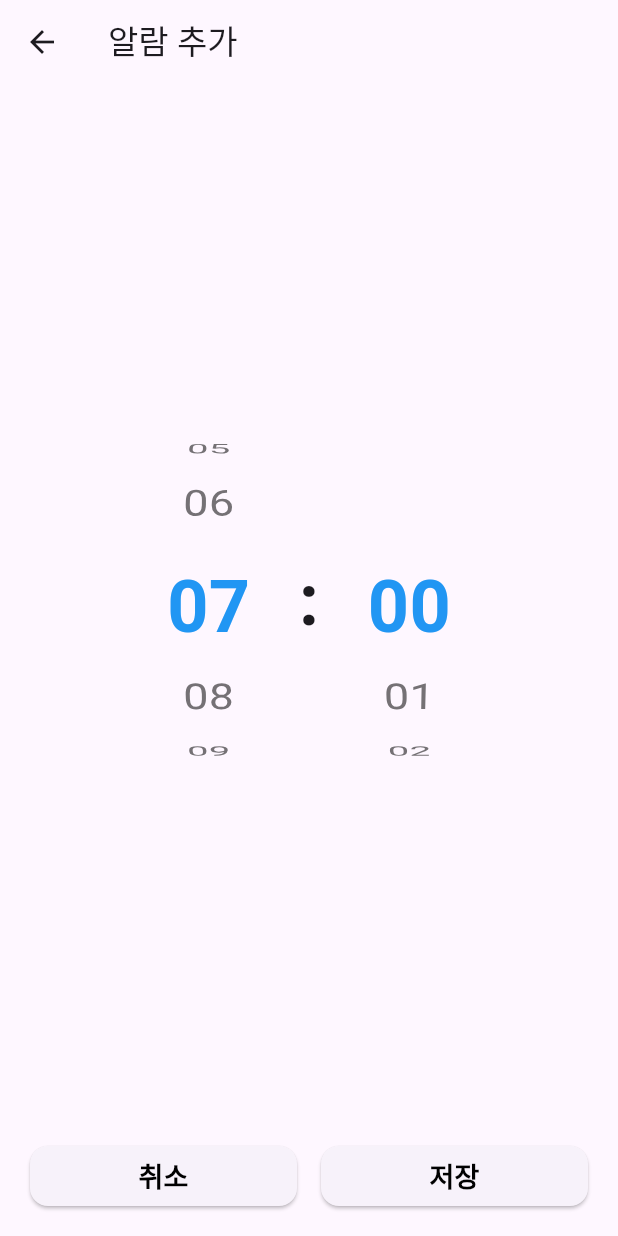
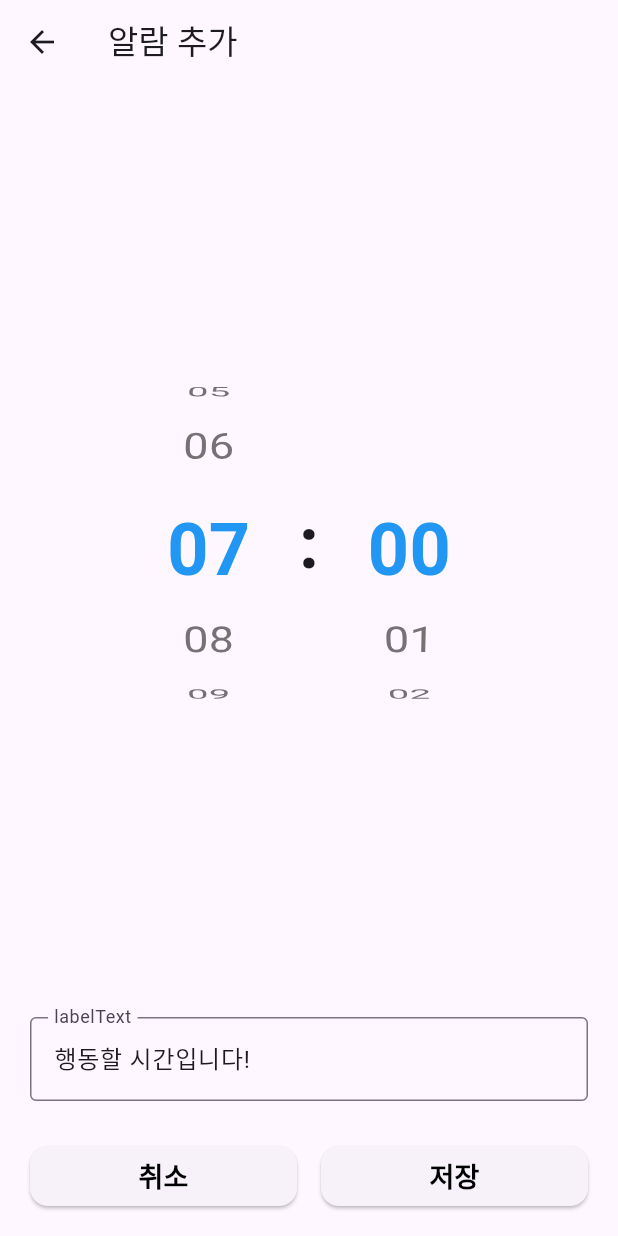
Before and after one commit to terrinens/wrsa, a Flutter app: the AlarmTimePickerScreen screen opened directly, on a phone screen of 412 x 824 dp. Run offline on Flutter 3.47's test engine with Material 3 defaults, Android fonts, the phone set to English and light mode, and no system bars; our stand-ins replace google_fonts, permission_handler, shared_preferences; missing offline and left inert: alarm; accounts and stored records are empty; statements that could not run were skipped.

Commit message:
feat : 알람 title 변수 추가

```diff
--- /dev/null
+++ b/lib/models/alarm_data.dart
@@ -0,0 +1,12 @@
+import 'package:flutter/material.dart';
+
+/// 알람 추가/수정 화면에서 반환되는 데이터
+class AlarmData {
+  final TimeOfDay time;
+  final String title;
+
+  AlarmData({
+    required this.time,
+    required this.title,
+  });
+}
--- a/lib/utils/alarm.dart
+++ b/lib/utils/alarm.dart
@@ -14,7 +14,6 @@ class AlarmManager {
     required int id,
     required DateTime dateTime,
     required String title,
-    required String body,
   }) async {
     final alarmSettings = AlarmSettings(
       id: id,
@@ -25,7 +24,7 @@ class AlarmManager {
       volume: 0.8,
       fadeDuration: 3.0,
       notificationTitle: title,
-      notificationBody: body,
+      notificationBody: '',
       enableNotificationOnKill: true,
       // 앱이 종료되어도 알람 울림
       androidFullScreenIntent: true,
--- a/lib/widgets/alarm/alarm_picker_screen.dart
+++ b/lib/widgets/alarm/alarm_picker_screen.dart
@@ -1,9 +1,12 @@
 import 'package:flutter/material.dart';
+import 'package:wrsa_app/models/alarm_data.dart';
+import 'package:wrsa_app/widgets/alarm/alarm_title_input_field.dart';
 
 class AlarmTimePickerScreen extends StatefulWidget {
   final TimeOfDay? initialTime;
+  final String? initialTitle;
 
-  const AlarmTimePickerScreen({super.key, this.initialTime});
+  const AlarmTimePickerScreen({super.key, this.initialTime, this.initialTitle});
 
   @override
   State<AlarmTimePickerScreen> createState() => _AlarmTimePickerScreenState();
@@ -13,11 +16,20 @@ class _AlarmTimePickerScreenState extends State<AlarmTimePickerScreen> {
   late int selectedHour;
   late int selectedMinute;
 
+  final TextEditingController _titleController = TextEditingController();
+
   @override
   void initState() {
     super.initState();
     selectedHour = widget.initialTime?.hour ?? 7;
     selectedMinute = widget.initialTime?.minute ?? 0;
+    _titleController.text = widget.initialTitle ?? '행동할 시간입니다!';
+  }
+
+  @override
+  void dispose() {
+    _titleController.dispose();
+    super.dispose();
   }
 
   // FIX 1. 현재 시간,분 스크롤할 경우에 상단의 일정영역의 색이 바뀜.
@@ -64,15 +76,37 @@ class _AlarmTimePickerScreenState extends State<AlarmTimePickerScreen> {
             ),
           ),
 
+          AlarmInputField(labelText: 'labelText', controller: _titleController),
+
           // 저장, 취소 버튼
           _SaveCancelButton(
             hour: selectedHour,
             minute: selectedMinute,
-            onSave: (TimeOfDay time) {
-              Navigator.pop(context, time);
+            onSave: () {
+              // AlarmData 객체로 반환
+              WidgetsBinding.instance.addPostFrameCallback((_) {
+                if (mounted && Navigator.canPop(context)) {
+                  Navigator.pop(
+                    context,
+                    AlarmData(
+                      time: TimeOfDay(
+                        hour: selectedHour,
+                        minute: selectedMinute,
+                      ),
+                      title: _titleController.text.isEmpty
+                          ? '행동할 시간입니다!'
+                          : _titleController.text,
+                    ),
+                  );
+                }
+              });
             },
             onCancel: () {
-              Navigator.pop(context);
+              WidgetsBinding.instance.addPostFrameCallback((_) {
+                if (mounted && Navigator.canPop(context)) {
+                  Navigator.pop(context);
+                }
+              });
             },
           ),
         ],
@@ -88,7 +122,6 @@ class _TimePickerWheel extends StatelessWidget {
   final ValueChanged<int> onSelectedItemChanged;
 
   const _TimePickerWheel({
-    super.key,
     required this.itemCount,
     required this.initialItem,
     required this.selectedValue,
@@ -128,11 +161,11 @@ class _TimePickerWheel extends StatelessWidget {
   }
 }
 
-class _SaveCancelButton extends StatelessWidget {
+class _SaveCancelButton extends StatefulWidget {
   final int hour;
   final int minute;
 
-  final ValueChanged<TimeOfDay> onSave;
+  final VoidCallback onSave;
   final VoidCallback onCancel;
 
   const _SaveCancelButton({
@@ -142,6 +175,13 @@ class _SaveCancelButton extends StatelessWidget {
     required this.onCancel,
   });
 
+  @override
+  State<_SaveCancelButton> createState() => _SaveCancelButtonState();
+}
+
+class _SaveCancelButtonState extends State<_SaveCancelButton> {
+  bool _isProcessing = false;
+
   Widget _buildButton({
     required String title,
     required VoidCallback onPressed,
@@ -150,7 +190,16 @@ class _SaveCancelButton extends StatelessWidget {
       child: SizedBox(
         height: 40,
         child: ElevatedButton(
-          onPressed: onPressed,
+          onPressed: _isProcessing
+              ? null
+              : () {
+                  if (!_isProcessing) {
+                    setState(() {
+                      _isProcessing = true;
+                    });
+                    onPressed();
+                  }
+                },
           style: ElevatedButton.styleFrom(
             foregroundColor: Colors.white,
             shape: RoundedRectangleBorder(
@@ -179,16 +228,11 @@ class _SaveCancelButton extends StatelessWidget {
           _buildButton(
             title: '취소',
             onPressed: () {
-              onCancel();
+              widget.onCancel();
             },
           ),
           const SizedBox(width: 16),
-          _buildButton(
-            title: '저장',
-            onPressed: () {
-              onSave(TimeOfDay(hour: hour, minute: minute));
-            },
-          ),
+          _buildButton(title: '저장', onPressed: widget.onSave),
         ],
       ),
     );
--- /dev/null
+++ b/lib/widgets/alarm/alarm_title_input_field.dart
@@ -0,0 +1,80 @@
+import 'package:flutter/material.dart';
+
+class AlarmInputField extends StatefulWidget {
+  final String labelText;
+  final String hintText;
+  final TextEditingController? controller;
+  final bool autofocus;
+  final ValueChanged<String>? onChanged;
+  final TextInputType keyboardType;
+  final int maxLines;
+  final int minLines;
+  final bool obscureText;
+
+  const AlarmInputField({
+    super.key,
+    required this.labelText,
+    this.hintText = '',
+    this.controller,
+    this.autofocus = false,
+    this.onChanged,
+    this.keyboardType = TextInputType.text,
+    this.maxLines = 1,
+    this.minLines = 1,
+    this.obscureText = false,
+  });
+
+  @override
+  State<AlarmInputField> createState() => _AlarmInputFieldState();
+}
+
+class _AlarmInputFieldState extends State<AlarmInputField> {
+  late TextEditingController _internalController; // 위젯 내부에서 관리할 컨트롤러
+
+  @override
+  void initState() {
+    super.initState();
+    _internalController = widget.controller ?? TextEditingController();
+  }
+
+  @override
+  void didUpdateWidget(covariant AlarmInputField oldWidget) {
+    super.didUpdateWidget(oldWidget);
+    if (widget.controller != oldWidget.controller) {
+      if (oldWidget.controller == null) {
+        _internalController.dispose();
+      }
+      _internalController = widget.controller ?? TextEditingController();
+    }
+  }
+
+  @override
+  void dispose() {
+    if (widget.controller == null) {
+      _internalController.dispose();
+    }
+    super.dispose();
+  }
+
+  @override
+  Widget build(BuildContext context) {
+    return Padding(
+      padding: const EdgeInsets.symmetric(horizontal: 20.0, vertical: 10.0),
+      child: TextField(
+        controller: _internalController,
+        autofocus: widget.autofocus,
+        onChanged: widget.onChanged,
+        // 값이 변경될 때마다 외부 콜백 호출
+        keyboardType: widget.keyboardType,
+        maxLines: widget.maxLines,
+        minLines: widget.minLines,
+        obscureText: widget.obscureText,
+        decoration: InputDecoration(
+          labelText: widget.labelText,
+          hintText: widget.hintText,
+          border: const OutlineInputBorder(), // 외곽선 테두리
+        ),
+      ),
+    );
+  }
+}
```
Also changed, not shown: lib/widgets/alarm/alarm_list.dart (+28 -15 lines).
